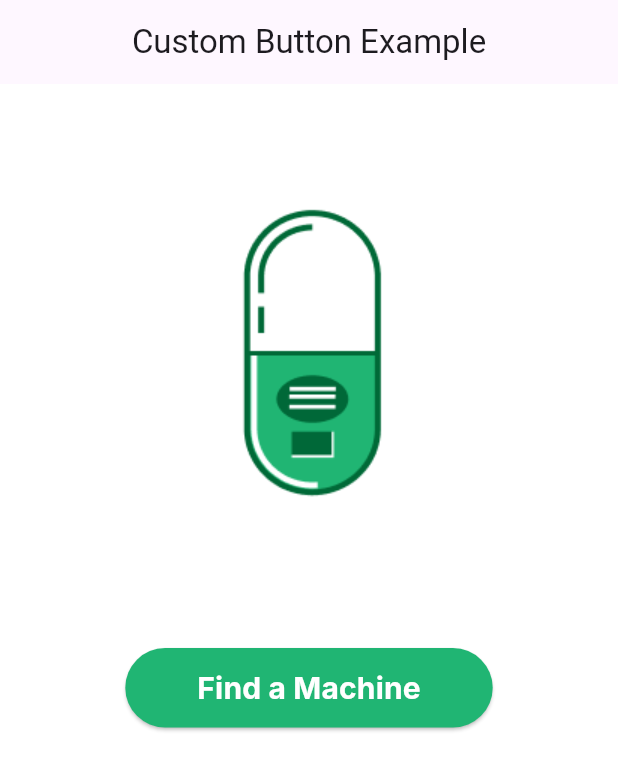
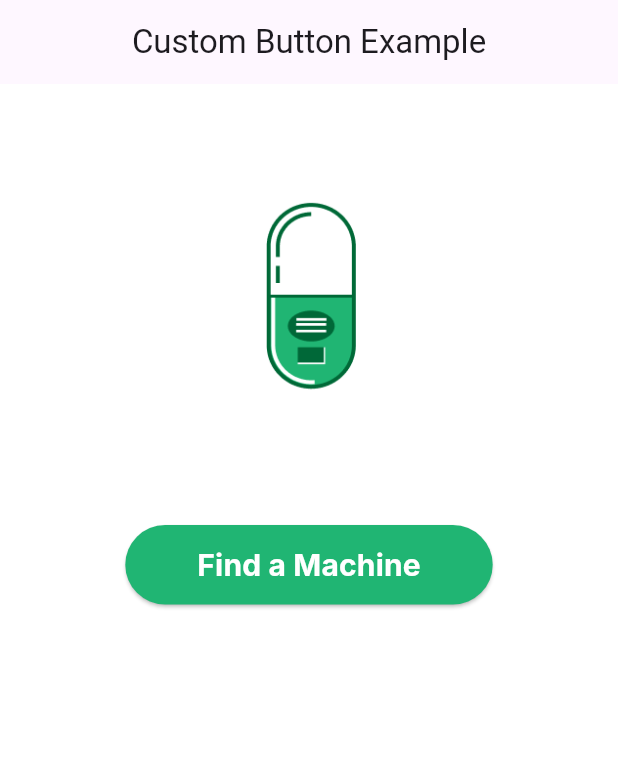
Before and after one commit to jeanpierrenashef/PharmaVend-app, a Flutter app: the screen it shows after launch, on a phone screen of 412 x 824 dp. Shown: the top 770 px of the screen. Run offline on Flutter 3.47's test engine with Material 3 defaults, Android fonts, the light colour scheme and no system bars; Roboto replaces fonts that are missing (Inter).

Commit message:
Adjusted the dimensions of the logo

```diff
--- a/lib/main.dart
+++ b/lib/main.dart
@@ -17,7 +17,11 @@ class Home extends StatelessWidget {
         ),
         body: Center(
           child: Column(children: [
-            Image(image: AssetImage("assets/logo.png")),
+            Image(
+              image: AssetImage("assets/logo.png"),
+              height: 294.0,
+              width: 245.0,
+            ),
             ElevatedButton(
               style: ButtonStyle(
                 backgroundColor: WidgetStateProperty.resolveWith<Color>(
```
Also changed, not shown: assets/logo.png.
